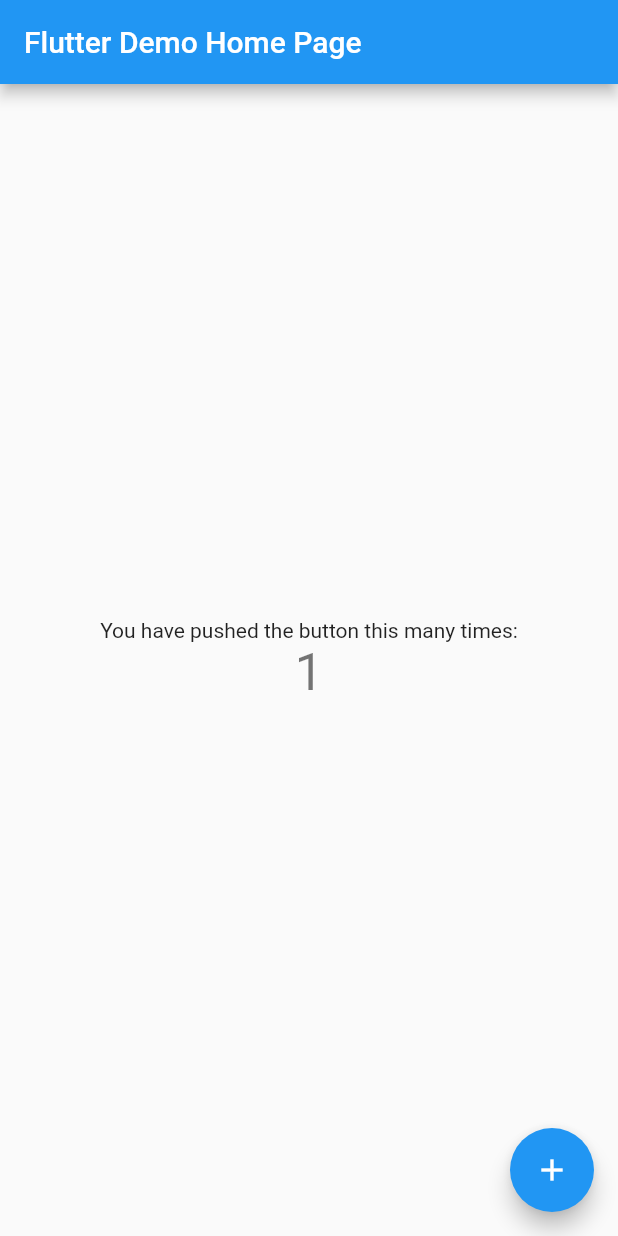
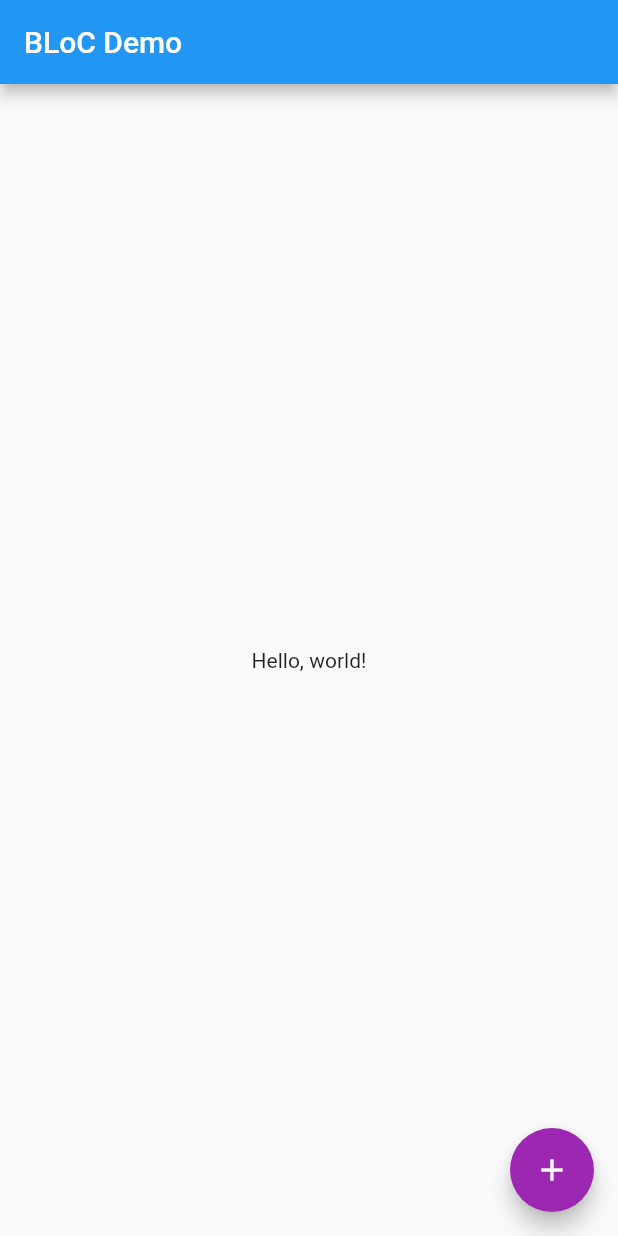
Before and after one commit to urmilshroff/bloc_demo, a Flutter app: the screen it shows after launch, after a tap on the "add" icon, on a phone screen of 412 x 824 dp. Run offline on Flutter 3.47's test engine with Material 2 defaults, Android fonts, the phone set to English and light mode, and no system bars.

Commit message:
Made a basic homepage

```diff
--- a/lib/main.dart
+++ b/lib/main.dart
@@ -1,111 +1,18 @@
+import 'package:bloc_demo/pages/home_page.dart';
 import 'package:flutter/material.dart';
 
 void main() => runApp(MyApp());
 
 class MyApp extends StatelessWidget {
-  // This widget is the root of your application.
   @override
   Widget build(BuildContext context) {
     return MaterialApp(
-      title: 'Flutter Demo',
+      title: 'BLoC Demo',
       theme: ThemeData(
-        // This is the theme of your application.
-        //
-        // Try running your application with "flutter run". You'll see the
-        // application has a blue toolbar. Then, without quitting the app, try
-        // changing the primarySwatch below to Colors.green and then invoke
-        // "hot reload" (press "r" in the console where you ran "flutter run",
-        // or simply save your changes to "hot reload" in a Flutter IDE).
-        // Notice that the counter didn't reset back to zero; the application
-        // is not restarted.
-        primarySwatch: Colors.blue,
+        primaryColor: Colors.blue,
+        accentColor: Colors.purple,
       ),
-      home: MyHomePage(title: 'Flutter Demo Home Page'),
+      home: MyHomePage(),
     );
   }
 }
-
-class MyHomePage extends StatefulWidget {
-  MyHomePage({Key key, this.title}) : super(key: key);
-
-  // This widget is the home page of your application. It is stateful, meaning
-  // that it has a State object (defined below) that contains fields that affect
-  // how it looks.
-
-  // This class is the configuration for the state. It holds the values (in this
-  // case the title) provided by the parent (in this case the App widget) and
-  // used by the build method of the State. Fields in a Widget subclass are
-  // always marked "final".
-
-  final String title;
-
-  @override
-  _MyHomePageState createState() => _MyHomePageState();
-}
-
-class _MyHomePageState extends State<MyHomePage> {
-  int _counter = 0;
-
-  void _incrementCounter() {
-    setState(() {
-      // This call to setState tells the Flutter framework that something has
-      // changed in this State, which causes it to rerun the build method below
-      // so that the display can reflect the updated values. If we changed
-      // _counter without calling setState(), then the build method would not be
-      // called again, and so nothing would appear to happen.
-      _counter++;
-    });
-  }
-
-  @override
-  Widget build(BuildContext context) {
-    // This method is rerun every time setState is called, for instance as done
-    // by the _incrementCounter method above.
-    //
-    // The Flutter framework has been optimized to make rerunning build methods
-    // fast, so that you can just rebuild anything that needs updating rather
-    // than having to individually change instances of widgets.
-    return Scaffold(
-      appBar: AppBar(
-        // Here we take the value from the MyHomePage object that was created by
-        // the App.build method, and use it to set our appbar title.
-        title: Text(widget.title),
-      ),
-      body: Center(
-        // Center is a layout widget. It takes a single child and positions it
-        // in the middle of the parent.
-        child: Column(
-          // Column is also a layout widget. It takes a list of children and
-          // arranges them vertically. By default, it sizes itself to fit its
-          // children horizontally, and tries to be as tall as its parent.
-          //
-          // Invoke "debug painting" (press "p" in the console, choose the
-          // "Toggle Debug Paint" action from the Flutter Inspector in Android
-          // Studio, or the "Toggle Debug Paint" command in Visual Studio Code)
-          // to see the wireframe for each widget.
-          //
-          // Column has various properties to control how it sizes itself and
-          // how it positions its children. Here we use mainAxisAlignment to
-          // center the children vertically; the main axis here is the vertical
-          // axis because Columns are vertical (the cross axis would be
-          // horizontal).
-          mainAxisAlignment: MainAxisAlignment.center,
-          children: <Widget>[
-            Text(
-              'You have pushed the button this many times:',
-            ),
-            Text(
-              '$_counter',
-              style: Theme.of(context).textTheme.headline4,
-            ),
-          ],
-        ),
-      ),
-      floatingActionButton: FloatingActionButton(
-        onPressed: _incrementCounter,
-        tooltip: 'Increment',
-        child: Icon(Icons.add),
-      ), // This trailing comma makes auto-formatting nicer for build methods.
-    );
-  }
-}
--- /dev/null
+++ b/lib/pages/home_page.dart
@@ -0,0 +1,21 @@
+import 'package:flutter/material.dart';
+
+class MyHomePage extends StatelessWidget {
+  @override
+  Widget build(BuildContext context) {
+    return Scaffold(
+      appBar: AppBar(
+        title: Text('BLoC Demo'),
+      ),
+      body: Center(
+        child: Text('Hello, world!'),
+      ),
+      floatingActionButton: FloatingActionButton(
+        child: Icon(Icons.add),
+        onPressed: () {
+          print('FAB pressed');
+        },
+      ),
+    );
+  }
+}
```
